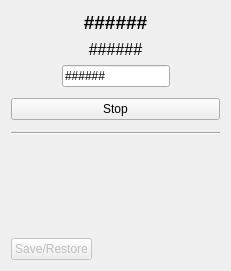
spc-group/haven, file src/firefly/devices/motor.ui: the form before one commit.
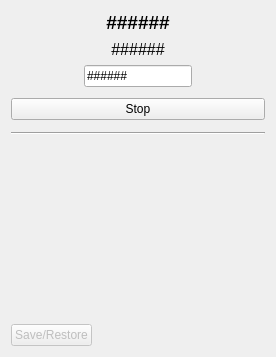
The form after the commit. Custom widgets are drawn as their Qt base class.

Patch:
```diff
--- a/src/firefly/devices/motor.ui
+++ b/src/firefly/devices/motor.ui
@@ -6,8 +6,8 @@
    <rect>
     <x>0</x>
     <y>0</y>
-    <width>231</width>
-    <height>271</height>
+    <width>276</width>
+    <height>357</height>
    </rect>
   </property>
   <property name="windowTitle">
```
Left out of the diff: 3 changed lines with no effect on the pictures.
